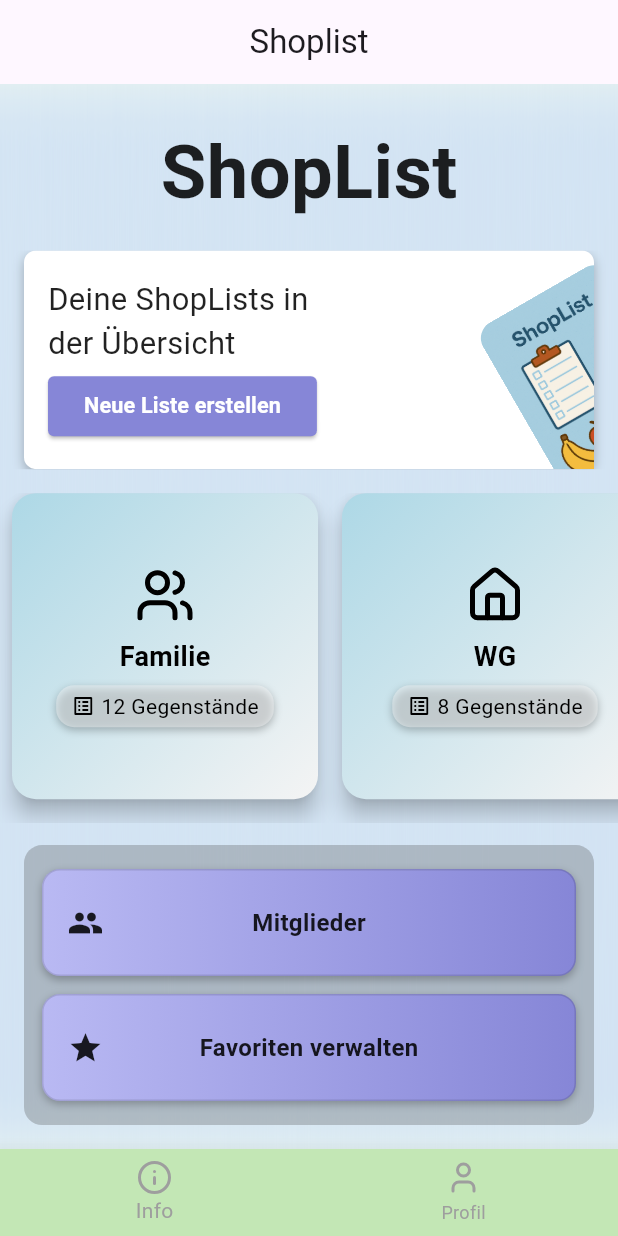
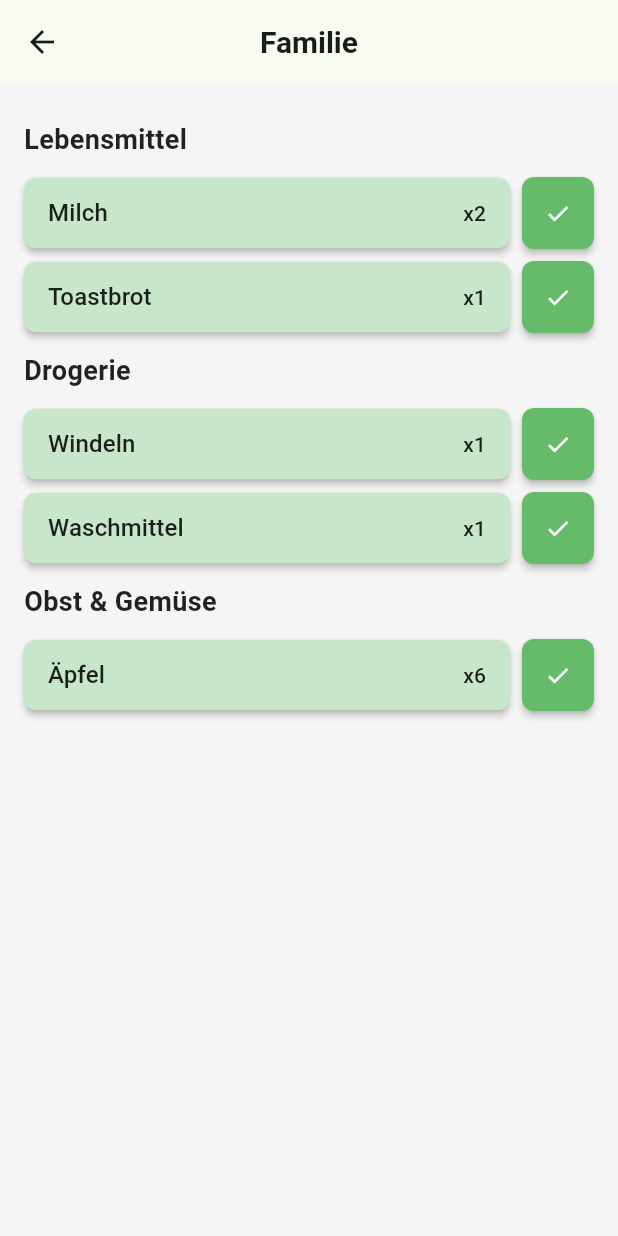
Before and after one commit to DanielTrompetter/shoplist, a Flutter app: the screen it shows after launch, after a tap on "Familie", on a phone screen of 412 x 824 dp. Run offline on Flutter 3.47's test engine with Material 3 defaults, Android fonts, the phone set to English and light mode, and no system bars; our stand-ins replace device_preview, google_fonts, lucide_icons; Roboto replaces fonts that are missing (Belanosima, Inria Sans).

Commit message:
added theme and listscreen

```diff
--- /dev/null
+++ b/lib/DBInterface/dbinterface.dart
@@ -0,0 +1,96 @@
+import 'package:shoplist/config.dart';
+import 'package:flutter/widgets.dart';
+import 'package:lucide_icons/lucide_icons.dart';
+
+class IconFactory {
+  static final Map<String, IconData> _iconMap = {
+    'users': LucideIcons.users,
+    'tent': LucideIcons.tent,
+    'beer': LucideIcons.beer,
+  };
+
+  static IconData getIcon(String name) {
+    return _iconMap[name] ?? LucideIcons.helpCircle; // fallback
+  }
+}
+
+
+class ShoppingItem {
+  String name;
+  String category;
+  int amount;
+  bool shopped;
+
+  ShoppingItem({
+    required this.name,
+    required this.category,
+    required this.amount,
+    this.shopped = false,
+  });
+}
+
+class ShoppingList{
+  String name;
+  String iconName;
+  List<ShoppingItem> shoppingItems;
+
+  ShoppingList({
+    required this.name,
+    required this.iconName,
+    required this.shoppingItems
+  });
+}
+
+class DbInterface {
+  List<ShoppingList> shoppinglists = [];
+
+  DbInterface() {
+    if (Config.dbBaseUrl.isEmpty) {
+      shoppinglists = _generateFakeLists();
+    }
+  }
+
+  List<ShoppingList> _generateFakeLists() {
+    return [
+      ShoppingList(
+        name: 'Familie',
+        iconName: 'users',
+        shoppingItems: [
+          ShoppingItem(name: 'Milch', category: 'Lebensmittel', amount: 2),
+          ShoppingItem(name: 'Windeln', category: 'Drogerie', amount: 1),
+          ShoppingItem(name: 'Toastbrot', category: 'Lebensmittel', amount: 1),
+          ShoppingItem(name: 'Waschmittel', category: 'Drogerie', amount: 1),
+          ShoppingItem(name: 'Äpfel', category: 'Obst & Gemüse', amount: 6),
+        ],
+      ),
+      ShoppingList(
+        name: 'Camping',
+        iconName: 'tent',
+        shoppingItems: [
+          ShoppingItem(name: 'Gaskartusche', category: 'Outdoor', amount: 2),
+          ShoppingItem(name: 'Brot', category: 'Lebensmittel', amount: 4),
+          ShoppingItem(name: 'Margarine', category: 'Lebensmittel', amount: 4),
+          ShoppingItem(name: 'Instant-Nudeln', category: 'Lebensmittel', amount: 4),
+          ShoppingItem(name: 'Feuchttücher',  category: 'Drogerie', amount: 1),
+          ShoppingItem(name: 'Mückenspray',  category: 'Drogerie', amount: 1),
+          ShoppingItem(name: 'Wasserflaschen',  category: 'Getränke', amount: 6),
+          ShoppingItem(name: 'Bananen', category: 'Obst & Gemüse', amount: 6),
+          ShoppingItem(name: 'Grillfleisch', category: 'Fleisch', amount: 6),
+          ShoppingItem(name: 'Würstchen', category: 'Fleisch', amount: 20),
+          ShoppingItem(name: 'Bier', category: 'Getränke', amount: 20),
+        ],
+      ),
+      ShoppingList(
+        name: 'Freunde',
+        iconName: 'beer',
+        shoppingItems: [
+          ShoppingItem(name: 'Chips', category: 'Snacks', amount: 3),
+          ShoppingItem(name: 'Bier', category: 'Getränke', amount: 12),
+          ShoppingItem(name: 'Cola', category: 'Getränke', amount: 6),
+          ShoppingItem(name: 'Eiswürfel', category: 'Sonstiges', amount: 2),
+          ShoppingItem(name: 'Servietten', category: 'Haushalt', amount: 1),
+        ],
+      ),
+    ];
+  }
+}
--- a/lib/Screens/homescreen.dart
+++ b/lib/Screens/homescreen.dart
@@ -1,22 +1,48 @@
 import 'package:flutter/material.dart';
 import 'dart:math';
+import 'dart:ui';
 import 'package:google_fonts/google_fonts.dart';
-import 'package:lucide_icons/lucide_icons.dart';
+import 'package:shoplist/DBInterface/dbinterface.dart';
 import 'package:shoplist/main.dart';
 import 'package:shoplist/widgets/bigbutton.dart';
-import '../widgets/slbottomnavbar.dart';
-import 'dart:ui'; // für den Blur!
+import 'package:shoplist/widgets/slbottomnavbar.dart';
 
-class HomeScreen extends StatelessWidget {
+class HomeScreen extends StatefulWidget {
   const HomeScreen({super.key});
 
-  static final List<ShopListButton> shopLists = [
-    ShopListButton(title: 'Familie', icon: LucideIcons.users, itemCount: 12, onPressed: () {}),
-    ShopListButton(title: 'WG', icon: LucideIcons.home, itemCount: 8, onPressed: () {}),
-    ShopListButton(title: 'Urlaub', icon: LucideIcons.sun, itemCount: 5, onPressed: () {}),
-    ShopListButton(title: 'Party', icon: LucideIcons.beer, itemCount: 20, onPressed: () {}),
-    ShopListButton(title: 'Büro', icon: LucideIcons.briefcase, itemCount: 7, onPressed: () {}),
-  ];
+  @override
+  State<HomeScreen> createState() => _HomeScreenState();
+}
+
+class _HomeScreenState extends State<HomeScreen> {
+  late DbInterface db;
+  late List<ShoppingList> shoppingLists;
+  late List<ShopListButton> shopListButtons;
+
+  @override
+  void initState() {
+    super.initState();
+
+    // Initialisierung
+    db = DbInterface();
+    shoppingLists = db.shoppinglists;
+
+    // Buttons aus den ShoppingLists generieren
+    shopListButtons = shoppingLists.map((list) {
+      return ShopListButton(
+        title: list.name,
+        icon: IconFactory.getIcon(list.iconName),
+        itemCount: list.shoppingItems.length,
+        onPressed: () {
+          Navigator.pushNamed(
+            context,
+            '/listscreen',
+            arguments: list,
+          );
+        },
+      );
+    }).toList();
+  }
 
   @override
   Widget build(BuildContext context) {
@@ -30,25 +56,15 @@ class HomeScreen extends StatelessWidget {
       ),
       body: Stack(
         children: [
-          // Hintergrundbild
           Positioned.fill(
-            child: Image.asset(
-              'assets/Neutral.png',
-              fit: BoxFit.cover,
-            ),
+            child: Image.asset('assets/Neutral.png', fit: BoxFit.cover),
           ),
-
-          // Blur
           Positioned.fill(
             child: BackdropFilter(
               filter: ImageFilter.blur(sigmaX: 0.0, sigmaY: 20.0),
-              child: Container(
-                color: Colors.white.withAlpha(70),
-              ),
+              child: Container(color: Colors.white.withAlpha(70)),
             ),
           ),
-
-          // Inhalt
           SafeArea(
             child: Column(
               children: [
@@ -63,15 +79,9 @@ class HomeScreen extends StatelessWidget {
                 ),
                 const SizedBox(height: 16),
 
-                // CenterRect
-                Flexible(
-                  flex: 2,
-                  child: CenterRect(screenWidth: screenWidth),
-                ),
-
+                Flexible(flex: 2, child: CenterRect(screenWidth: screenWidth)),
                 const SizedBox(height: 16),
 
-                // Karussell
                 Flexible(
                   flex: 3,
                   child: Padding(
@@ -79,17 +89,16 @@ class HomeScreen extends StatelessWidget {
                     child: OverflowBox(
                       maxHeight: 240,
                       alignment: Alignment.topCenter,
-                      child: ShopListCaroussel(shopLists: shopLists),
+                      child: ShopListCaroussel(shopLists: shopListButtons),
                     ),
                   ),
                 ),
-
-                // Buttonbox nutzt verbleibende Höhe
+                // die beiden großen Buttons unten!
                 Expanded(
                   flex: 3,
                   child: Padding(
                     padding: const EdgeInsets.all(16),
-                    child: Buttonbox(),
+                    child: const Buttonbox(),
                   ),
                 ),
               ],
@@ -101,7 +110,6 @@ class HomeScreen extends StatelessWidget {
     );
   }
 }
-
 
 class Buttonbox extends StatelessWidget {
   const Buttonbox({super.key});
--- /dev/null
+++ b/lib/Screens/listscreen.dart
@@ -0,0 +1,79 @@
+import 'package:flutter/material.dart';
+import 'package:shoplist/DBInterface/dbinterface.dart';
+import 'package:shoplist/widgets/listbutton.dart';
+
+class ListScreen extends StatelessWidget {
+  const ListScreen({super.key});
+
+  @override
+  Widget build(BuildContext context) {
+    final shoppingList = ModalRoute.of(context)?.settings.arguments as ShoppingList?;
+
+    if (shoppingList == null) {
+      return const Scaffold(
+        body: Center(child: Text('Keine Liste übergeben')),
+      );
+    }
+
+    // Gruppiere Items nach Kategorie
+    final Map<String, List<ShoppingItem>> groupedItems = {};
+    for (var item in shoppingList.shoppingItems) {
+      if (!groupedItems.containsKey(item.category)) {
+        groupedItems[item.category] = [];
+      }
+      groupedItems[item.category]!.add(item);
+    }
+
+    // Baue die Liste manuell ohne Spread-Operator
+    final List<Widget> categoryWidgets = [];
+
+    for (var entry in groupedItems.entries) {
+      final category = entry.key;
+      final items = entry.value;
+
+      // Kategorie-Trenner
+      categoryWidgets.add(
+        Padding(
+          padding: const EdgeInsets.symmetric(vertical: 8),
+          child: Text(
+            category,
+            style: const TextStyle(
+              fontSize: 18,
+              fontWeight: FontWeight.bold,
+              color: Colors.black87,
+            ),
+          ),
+        ),
+      );
+
+      // Buttons für Items
+      for (var item in items) {
+        categoryWidgets.add(
+          Padding(
+            padding: const EdgeInsets.symmetric(vertical: 4),
+            child: ListButton(
+              item: item,
+              onEdit: () {
+                // Item bearbeiten
+              },
+              onToggleShopped: () {
+                // Item als gekauft markieren oder zurücksetzen
+              },
+            ),
+          ),
+        );
+      }
+    }
+
+    return Scaffold(
+      appBar: AppBar(
+        title: Text(shoppingList.name),
+        centerTitle: true,
+      ),
+      body: ListView(
+        padding: const EdgeInsets.all(16),
+        children: categoryWidgets,
+      ),
+    );
+  }
+}
--- /dev/null
+++ b/lib/config.dart
@@ -0,0 +1,4 @@
+class Config {
+  static const String dbBaseUrl = ""; //'https://api.example.com';
+  static const bool enableDarkMode = false;
+}
--- /dev/null
+++ b/lib/helpers.dart
@@ -0,0 +1,76 @@
+import 'package:flutter/material.dart';
+import 'package:google_fonts/google_fonts.dart';
+
+class SFText extends StatelessWidget {
+  final String text;
+  final FontWeight weight;
+  final double size;
+  final Color color;
+  final TextAlign align;
+  const SFText({
+    super.key,
+    required this.text,
+    required this.weight,
+    required this.size,
+    required this.color,
+    required this.align
+  });
+
+  @override
+  Widget build(BuildContext context) {
+    return Text(text,
+    textAlign: align,
+    style:
+        TextStyle(
+        fontFamily: 'SFPro',
+        fontWeight: weight,
+        fontSize: size,
+        color: color,
+        shadows: [
+          Shadow(
+          color: Color.fromRGBO(0, 0, 0, 0.25),
+          blurRadius: 60,
+          offset: Offset(0, 30),
+          ),
+        ],
+      ),
+    );
+  }
+}
+
+class InterText extends StatelessWidget {
+  final String text;
+  final FontWeight weight;
+  final double size;
+  final Color color;
+  final TextAlign align;
+
+  const InterText({
+    super.key,
+    required this.text,
+    required this.weight,
+    required this.size,
+    required this.color,
+    required this.align,
+  });
+
+  @override
+  Widget build(BuildContext context) {
+    return Text(
+      text,
+      textAlign: align,
+      style: GoogleFonts.inter(
+        fontWeight: weight,
+        fontSize: size,
+        color: color,
+        shadows: const [
+          Shadow(
+            color: Color.fromRGBO(0, 0, 0, 0.25),
+            blurRadius: 60,
+            offset: Offset(0, 30),
+          ),
+        ],
+      ),
+    );
+  }
+}
--- a/lib/main.dart
+++ b/lib/main.dart
@@ -1,15 +1,16 @@
 import 'dart:io' show Platform;
 import 'package:flutter/material.dart';
 import 'package:flutter/services.dart';
-import 'Screens/homescreen.dart';
+import 'package:shoplist/Screens/listscreen.dart';
+import 'package:shoplist/Screens/homescreen.dart';
+import 'package:shoplist/theme/themes.dart'; // ← Theme import
 import 'package:device_preview/device_preview.dart';
 
 final bool useDevicePreview = Platform.isMacOS || Platform.isWindows || Platform.isLinux;
 
-enum Screen
-{
+enum Screen {
   HomeScreen,
-  ListScreen
+  ListScreen,
 }
 
 void main() async {
@@ -32,21 +33,22 @@ void main() async {
   }
 }
 
-class MyApp extends StatelessWidget
-{
+class MyApp extends StatelessWidget {
   final bool useDevicePreview;
   const MyApp({super.key, required this.useDevicePreview});
 
   @override
-  Widget build(BuildContext context)
-  {
+  Widget build(BuildContext context) {
     return MaterialApp(
       title: 'ShopList',
       builder: useDevicePreview ? DevicePreview.appBuilder : null,
+      theme: AppThemes.lightTheme,
+      darkTheme: AppThemes.darkTheme,
+      themeMode: ThemeMode.system, // ← automatisch Light/Dark
       initialRoute: '/home',
       routes: {
         '/home': (context) => HomeScreen(),
-        //'/showorders': (context) => OrderScreen(),
+        '/listscreen': (context) => ListScreen(),
       },
       debugShowCheckedModeBanner: false,
     );
--- /dev/null
+++ b/lib/theme/themes.dart
@@ -0,0 +1,63 @@
+import 'package:flutter/material.dart';
+
+class AppThemes {
+  static const BorderRadius defaultRadius = BorderRadius.all(Radius.circular(12));
+
+  static final lightColorScheme = ColorScheme.fromSeed(
+    seedColor: Colors.green,
+    brightness: Brightness.light,
+  );
+
+  static final darkColorScheme = ColorScheme.fromSeed(
+    seedColor: Colors.green,
+    brightness: Brightness.dark,
+  );
+
+  static final lightTheme = ThemeData(
+    useMaterial3: true,
+    colorScheme: lightColorScheme,
+    scaffoldBackgroundColor: Colors.grey[100],
+    fontFamily: 'Roboto',
+    elevatedButtonTheme: ElevatedButtonThemeData(
+      style: ElevatedButton.styleFrom(
+        backgroundColor: lightColorScheme.primaryContainer,
+        foregroundColor: lightColorScheme.onPrimaryContainer,
+        shape: RoundedRectangleBorder(borderRadius: defaultRadius),
+        elevation: 2,
+      ),
+    ),
+    cardTheme: const CardThemeData(
+      elevation: 4,
+      shape: RoundedRectangleBorder(borderRadius: defaultRadius),
+      surfaceTintColor: Colors.white,
+    ),
+    textTheme: const TextTheme(
+      bodyMedium: TextStyle(fontSize: 16),
+      titleLarge: TextStyle(fontSize: 20, fontWeight: FontWeight.bold),
+    ),
+  );
+
+  static final darkTheme = ThemeData(
+    useMaterial3: true,
+    colorScheme: darkColorScheme,
+    scaffoldBackgroundColor: Colors.black,
+    fontFamily: 'Roboto',
+    elevatedButtonTheme: ElevatedButtonThemeData(
+      style: ElevatedButton.styleFrom(
+        backgroundColor: darkColorScheme.primaryContainer,
+        foregroundColor: darkColorScheme.onPrimaryContainer,
+        shape: RoundedRectangleBorder(borderRadius: defaultRadius),
+        elevation: 2,
+      ),
+    ),
+    cardTheme: const CardThemeData(
+      elevation: 4,
+      shape: RoundedRectangleBorder(borderRadius: defaultRadius),
+      surfaceTintColor: Colors.black,
+    ),
+    textTheme: const TextTheme(
+      bodyMedium: TextStyle(fontSize: 16),
+      titleLarge: TextStyle(fontSize: 20, fontWeight: FontWeight.bold),
+    ),
+  );
+}
--- /dev/null
+++ b/lib/widgets/listbutton.dart
@@ -0,0 +1,68 @@
+import 'package:flutter/material.dart';
+import 'package:shoplist/DBInterface/dbinterface.dart';
+
+class ListButton extends StatelessWidget {
+  final ShoppingItem item;
+  final VoidCallback? onEdit;
+  final VoidCallback? onToggleShopped;
+
+  const ListButton({
+    super.key,
+    required this.item,
+    this.onEdit,
+    this.onToggleShopped,
+  });
+
+  @override
+  Widget build(BuildContext context) {
+    return Row(
+      children: [
+        // Hauptbutton für Editieren
+        Expanded(
+          child: ElevatedButton(
+            style: ElevatedButton.styleFrom(
+              backgroundColor: item.shopped ? Colors.grey[300] : Colors.green[100],
+              foregroundColor: Colors.black87,
+              padding: const EdgeInsets.symmetric(vertical: 12, horizontal: 16),
+              shape: RoundedRectangleBorder(
+                borderRadius: BorderRadius.circular(8),
+              ),
+              elevation: item.shopped ? 0 : 2,
+            ),
+            onPressed: onEdit,
+            child: Row(
+              mainAxisAlignment: MainAxisAlignment.spaceBetween,
+              children: [
+                Text(item.name, style: const TextStyle(fontSize: 16)),
+                Text('x${item.amount}', style: const TextStyle(fontWeight: FontWeight.w500)),
+              ],
+            ),
+          ),
+        ),
+
+        const SizedBox(width: 8),
+
+        // Status-Button mit Häkchen
+        SizedBox(
+          height: 48,
+          width: 48,
+          child: ElevatedButton(
+            style: ElevatedButton.styleFrom(
+              backgroundColor: item.shopped ? Colors.red[300] : Colors.green[400],
+              shape: RoundedRectangleBorder(
+                borderRadius: BorderRadius.circular(8),
+              ),
+              padding: EdgeInsets.zero,
+              elevation: 2,
+            ),
+            onPressed: onToggleShopped,
+            child: Icon(
+              item.shopped ? Icons.close : Icons.check,
+              color: Colors.white,
+            ),
+          ),
+        ),
+      ],
+    );
+  }
+}
```
